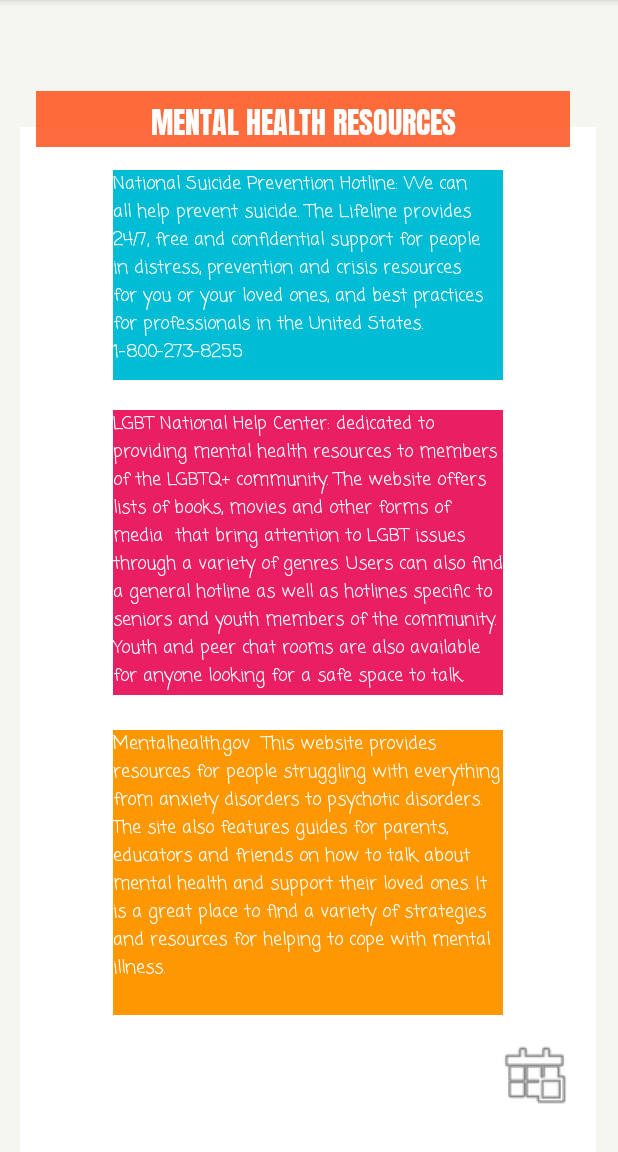
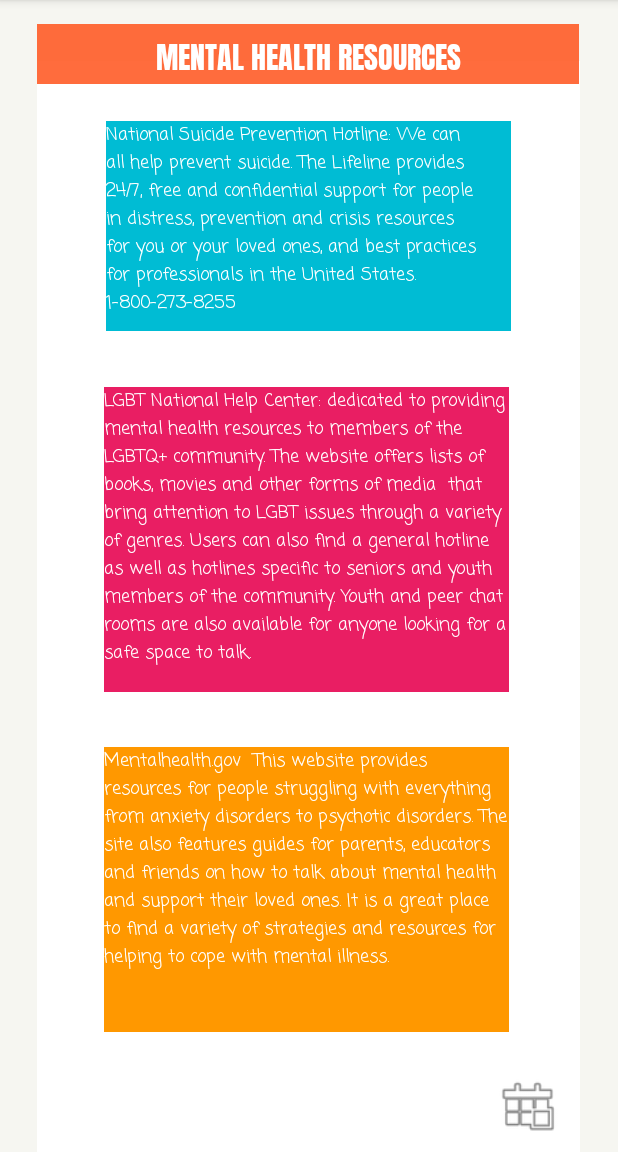
Before and after one commit to Tejureddi/MoodMeterApp, an Android app: the ResourcesActivity screen opened directly, with no data from a screen before it, on a phone screen of 412 x 824 dp, the part 84-1236 px from its top. Run offline under Robolectric (Android 15) with nearby library versions, the phone set to English and light mode, and no system bars.

Commit message:
mahees last commit

```diff
--- a/app/src/main/res/layout/activity_resources.xml
+++ b/app/src/main/res/layout/activity_resources.xml
@@ -9,8 +9,8 @@
 
     <TextView
         android:id="@+id/textView3"
-        android:layout_width="384dp"
-        android:layout_height="683dp"
+        android:layout_width="362dp"
+        android:layout_height="727dp"
         android:background="@color/white"
         android:backgroundTint="@color/white"
         android:fontFamily="@font/modak"
@@ -20,15 +20,13 @@
         android:textColor="@color/pink"
         app:layout_constraintBottom_toBottomOf="parent"
         app:layout_constraintEnd_toEndOf="parent"
-        app:layout_constraintHorizontal_bias="0.481"
+        app:layout_constraintHorizontal_bias="0.489"
         app:layout_constraintStart_toStartOf="parent" />
 
     <TextView
         android:id="@+id/textView6"
-        android:layout_width="356dp"
-        android:layout_height="37dp"
-        android:layout_marginStart="8dp"
-        android:layout_marginEnd="32dp"
+        android:layout_width="361dp"
+        android:layout_height="40dp"
         android:autoText="true"
         android:background="#DFFF5722"
         android:backgroundTint="#FF5722"
@@ -39,14 +37,14 @@
         android:textSize="20sp"
         app:layout_constraintBottom_toBottomOf="parent"
         app:layout_constraintEnd_toEndOf="parent"
-        app:layout_constraintHorizontal_bias="1.0"
+        app:layout_constraintHorizontal_bias="0.489"
         app:layout_constraintStart_toStartOf="parent"
         app:layout_constraintTop_toTopOf="parent"
-        app:layout_constraintVertical_bias="0.083" />
+        app:layout_constraintVertical_bias="0.022" />
 
     <TextView
         android:id="@+id/textView9"
-        android:layout_width="260dp"
+        android:layout_width="270dp"
         android:layout_height="140dp"
         android:layout_marginStart="8dp"
         android:layout_marginEnd="32dp"
@@ -59,14 +57,14 @@
         android:textSize="12sp"
         app:layout_constraintBottom_toBottomOf="parent"
         app:layout_constraintEnd_toEndOf="parent"
-        app:layout_constraintHorizontal_bias="0.602"
+        app:layout_constraintHorizontal_bias="0.613"
         app:layout_constraintStart_toStartOf="parent"
         app:layout_constraintTop_toTopOf="parent"
-        app:layout_constraintVertical_bias="0.18" />
+        app:layout_constraintVertical_bias="0.128" />
 
     <TextView
         android:id="@+id/textView11"
-        android:layout_width="260dp"
+        android:layout_width="270dp"
         android:layout_height="190dp"
         android:layout_marginStart="8dp"
         android:layout_marginEnd="32dp"
@@ -81,13 +79,13 @@
         app:layout_constraintEnd_toEndOf="parent"
         app:layout_constraintHorizontal_bias="0.603"
         app:layout_constraintStart_toStartOf="parent"
-        app:layout_constraintTop_toTopOf="parent"
-        app:layout_constraintVertical_bias="0.842" />
+        app:layout_constraintTop_toBottomOf="@+id/textView9"
+        app:layout_constraintVertical_bias="0.777" />
 
     <TextView
         android:id="@+id/textView43"
-        android:layout_width="260dp"
-        android:layout_height="190dp"
+        android:layout_width="270dp"
+        android:layout_height="203dp"
         android:layout_marginStart="8dp"
         android:layout_marginEnd="32dp"
         android:autoText="true"
@@ -97,26 +95,26 @@
         android:text="LGBT National Help Center: dedicated to providing mental health resources to members of the LGBTQ+ community. The website offers lists of books, movies and other forms of media  that bring attention to LGBT issues through a variety of genres. Users can also find a general hotline as well as hotlines specific to seniors and youth members of the community. Youth and peer chat rooms are also available for anyone looking for a safe space to talk. "
         android:textColor="@color/white"
         android:textSize="12sp"
-        app:layout_constraintBottom_toBottomOf="parent"
+        app:layout_constraintBottom_toTopOf="@+id/textView11"
         app:layout_constraintEnd_toEndOf="parent"
         app:layout_constraintHorizontal_bias="0.603"
         app:layout_constraintStart_toStartOf="parent"
-        app:layout_constraintTop_toTopOf="parent"
-        app:layout_constraintVertical_bias="0.473" />
+        app:layout_constraintTop_toBottomOf="@+id/textView9"
+        app:layout_constraintVertical_bias="0.508" />
 
     <ImageButton
         android:id="@+id/calendarButton"
-        android:layout_width="78dp"
-        android:layout_height="69dp"
+        android:layout_width="70dp"
+        android:layout_height="62dp"
         android:backgroundTint="#00FFFFFF"
+        android:onClick="imageCal2"
         android:scaleType="fitCenter"
-        android:onClick="imageCal2"
         app:layout_constraintBottom_toBottomOf="parent"
         app:layout_constraintEnd_toEndOf="parent"
-        app:layout_constraintHorizontal_bias="0.951"
+        app:layout_constraintHorizontal_bias="0.926"
         app:layout_constraintStart_toStartOf="parent"
         app:layout_constraintTop_toTopOf="parent"
-        app:layout_constraintVertical_bias="0.975"
+        app:layout_constraintVertical_bias="1.0"
         app:srcCompat="@android:drawable/ic_menu_today" />
 
 </androidx.constraintlayout.widget.ConstraintLayout>
```
Also changed, not shown: app/src/main/res/layout/activity_directions_page.xml (+14 -12 lines), app/src/main/res/layout/activity_mood_picker.xml (+17 -15 lines).
